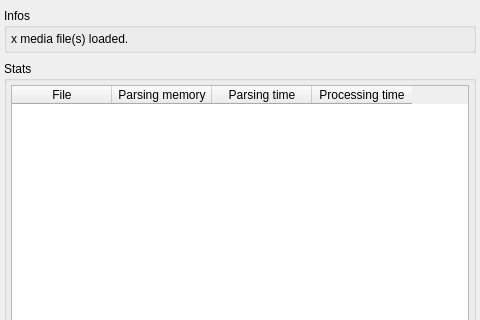
Above: mini_analyser/ui/tabdev.ui from emericg/MiniVideo before the change; both pictures show x 0 to 480 and y 0 to 320 of the 480 by 640 pixel window. Below: the same form after it.
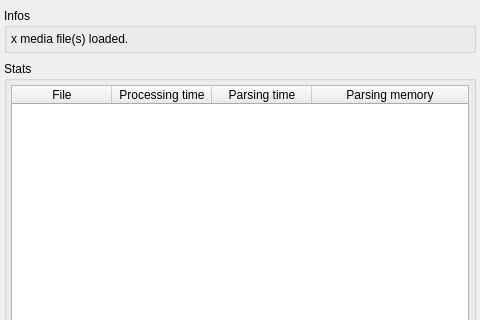
That is the form after the change.

Commit message: mini_analyser: minor UI improvments

```diff
--- a/mini_analyser/ui/tabdev.ui
+++ b/mini_analyser/ui/tabdev.ui
@@ -96,6 +96,9 @@
         <property name="gridStyle">
          <enum>Qt::DotLine</enum>
         </property>
+        <attribute name="horizontalHeaderStretchLastSection">
+         <bool>true</bool>
+        </attribute>
         <attribute name="verticalHeaderVisible">
          <bool>false</bool>
         </attribute>
@@ -104,21 +107,21 @@
           <string>File</string>
          </property>
         </column>
-        <column>
-         <property name="text">
-          <string>Parsing memory</string>
-         </property>
-        </column>
-        <column>
-         <property name="text">
-          <string>Parsing time</string>
-         </property>
-        </column>
         <column>
          <property name="text">
           <string>Processing time</string>
          </property>
         </column>
+        <column>
+         <property name="text">
+          <string>Parsing time</string>
+         </property>
+        </column>
+        <column>
+         <property name="text">
+          <string>Parsing memory</string>
+         </property>
+        </column>
        </widget>
       </item>
      </layout>
```
The commit also changes 6 other files.
